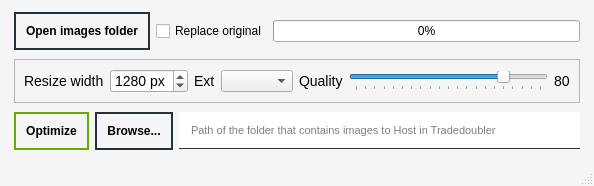
Above: look.ui from Timmyway/image-optimizer before the change. Below: the same form after it.
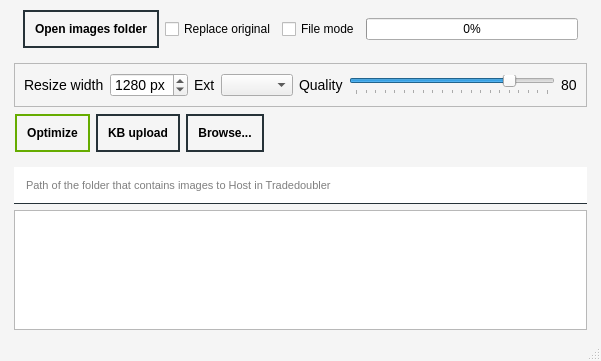
That is the form after the change.

Commit message: Version for Kontiki. Add upload to kitbuilder

```diff
--- a/look.ui
+++ b/look.ui
@@ -6,8 +6,8 @@
    <rect>
     <x>0</x>
     <y>0</y>
-    <width>594</width>
-    <height>186</height>
+    <width>601</width>
+    <height>361</height>
    </rect>
   </property>
   <property name="windowTitle">
@@ -99,79 +99,91 @@
       <property name="bottomMargin">
        <number>0</number>
       </property>
-      <item row="0" column="0">
-       <layout class="QHBoxLayout" name="horizontalLayout_3">
-        <property name="topMargin">
-         <number>0</number>
+      <item row="3" column="0" alignment="Qt::AlignLeft">
+       <widget class="QFrame" name="hFrameAction">
+        <property name="sizePolicy">
+         <sizepolicy hsizetype="Preferred" vsizetype="Fixed">
+          <horstretch>0</horstretch>
+          <verstretch>0</verstretch>
+         </sizepolicy>
         </property>
-        <item>
-         <widget class="QPushButton" name="btnBrowseFolder">
-          <property name="text">
-           <string>Open images folder</string>
-          </property>
-         </widget>
-        </item>
-        <item>
-         <widget class="QCheckBox" name="chkReplaceSource">
-          <property name="text">
-           <string>Replace original</string>
-          </property>
-          <property name="checked">
-           <bool>false</bool>
-          </property>
-         </widget>
-        </item>
-        <item>
-         <widget class="QProgressBar" name="progressBar">
-          <property name="value">
-           <number>0</number>
-          </property>
-          <property name="textVisible">
-           <bool>true</bool>
-          </property>
-          <property name="orientation">
-           <enum>Qt::Horizontal</enum>
-          </property>
-          <property name="invertedAppearance">
-           <bool>false</bool>
-          </property>
-          <property name="textDirection">
-           <enum>QProgressBar::TopToBottom</enum>
-          </property>
-         </widget>
-        </item>
-       </layout>
+        <layout class="QHBoxLayout" name="horizontalLayout">
+         <property name="leftMargin">
+          <number>1</number>
+         </property>
+         <property name="topMargin">
+          <number>1</number>
+         </property>
+         <item>
+          <widget class="QPushButton" name="btnOptimize">
+           <property name="sizePolicy">
+            <sizepolicy hsizetype="Maximum" vsizetype="Fixed">
+             <horstretch>0</horstretch>
+             <verstretch>0</verstretch>
+            </sizepolicy>
+           </property>
+           <property name="text">
+            <string>Optimize</string>
+           </property>
+          </widget>
+         </item>
+         <item>
+          <widget class="QPushButton" name="btnKbUpload">
+           <property name="sizePolicy">
+            <sizepolicy hsizetype="Maximum" vsizetype="Fixed">
+             <horstretch>0</horstretch>
+             <verstretch>0</verstretch>
+            </sizepolicy>
+           </property>
+           <property name="text">
+            <string>KB upload</string>
+           </property>
+          </widget>
+         </item>
+         <item>
+          <widget class="QPushButton" name="btnBrowseImageFolder">
+           <property name="sizePolicy">
+            <sizepolicy hsizetype="Maximum" vsizetype="Fixed">
+             <horstretch>0</horstretch>
+             <verstretch>0</verstretch>
+            </sizepolicy>
+           </property>
+           <property name="text">
+            <string>Browse...</string>
+           </property>
+          </widget>
+         </item>
+         <item>
+          <widget class="QFrame" name="horizontalFrame">
+           <property name="sizePolicy">
+            <sizepolicy hsizetype="Fixed" vsizetype="Fixed">
+             <horstretch>0</horstretch>
+             <verstretch>0</verstretch>
+            </sizepolicy>
+           </property>
+           <layout class="QHBoxLayout" name="horizontalLayout_4">
+            <property name="rightMargin">
+             <number>5</number>
+            </property>
+           </layout>
+          </widget>
+         </item>
+        </layout>
+       </widget>
       </item>
-      <item row="3" column="0">
-       <layout class="QHBoxLayout" name="horizontalLayout">
-        <property name="leftMargin">
+      <item row="6" column="0">
+       <layout class="QGridLayout" name="gridLayout">
+        <property name="bottomMargin">
          <number>0</number>
         </property>
-        <property name="topMargin">
-         <number>0</number>
-        </property>
-        <item>
-         <widget class="QPushButton" name="btnOptimize">
-          <property name="sizePolicy">
-           <sizepolicy hsizetype="Minimum" vsizetype="Fixed">
-            <horstretch>0</horstretch>
-            <verstretch>0</verstretch>
-           </sizepolicy>
-          </property>
-          <property name="text">
-           <string>Optimize</string>
-          </property>
-         </widget>
-        </item>
-        <item>
-         <widget class="QPushButton" name="btnBrowseImageFolder">
-          <property name="text">
-           <string>Browse...</string>
-          </property>
-         </widget>
-        </item>
-        <item>
+        <item row="0" column="0">
          <widget class="QLineEdit" name="formImageFolder">
+          <property name="sizePolicy">
+           <sizepolicy hsizetype="Preferred" vsizetype="Minimum">
+            <horstretch>0</horstretch>
+            <verstretch>0</verstretch>
+           </sizepolicy>
+          </property>
           <property name="placeholderText">
            <string>Path of the folder that contains images to Host in Tradedoubler</string>
           </property>
@@ -180,6 +192,28 @@
           </property>
          </widget>
         </item>
+        <item row="1" column="0">
+         <widget class="QListWidget" name="listWidgetImages">
+          <property name="sizeAdjustPolicy">
+           <enum>QAbstractScrollArea::AdjustIgnored</enum>
+          </property>
+          <property name="tabKeyNavigation">
+           <bool>true</bool>
+          </property>
+          <property name="dragDropMode">
+           <enum>QAbstractItemView::DragDrop</enum>
+          </property>
+          <property name="selectionMode">
+           <enum>QAbstractItemView::MultiSelection</enum>
+          </property>
+          <property name="flow">
+           <enum>QListView::TopToBottom</enum>
+          </property>
+          <property name="resizeMode">
+           <enum>QListView::Adjust</enum>
+          </property>
+         </widget>
+        </item>
        </layout>
       </item>
       <item row="1" column="0">
@@ -191,9 +225,9 @@
          <number>0</number>
         </property>
         <item>
-         <widget class="QFrame" name="horizontalFrame">
+         <widget class="QFrame" name="hFrameOption2">
           <property name="sizePolicy">
-           <sizepolicy hsizetype="Expanding" vsizetype="Maximum">
+           <sizepolicy hsizetype="Expanding" vsizetype="Fixed">
             <horstretch>0</horstretch>
             <verstretch>0</verstretch>
            </sizepolicy>
@@ -307,6 +341,67 @@
         </item>
        </layout>
       </item>
+      <item row="0" column="0">
+       <widget class="QFrame" name="hFrameOption1">
+        <property name="sizePolicy">
+         <sizepolicy hsizetype="Preferred" vsizetype="Fixed">
+          <horstretch>0</horstretch>
+          <verstretch>0</verstretch>
+         </sizepolicy>
+        </property>
+        <layout class="QHBoxLayout" name="horizontalLayout_3">
+         <property name="topMargin">
+          <number>1</number>
+         </property>
+         <item>
+          <widget class="QPushButton" name="btnBrowseFolder">
+           <property name="text">
+            <string>Open images folder</string>
+           </property>
+          </widget>
+         </item>
+         <item>
+          <widget class="QCheckBox" name="chkReplaceSource">
+           <property name="text">
+            <string>Replace original</string>
+           </property>
+           <property name="checked">
+            <bool>false</bool>
+           </property>
+          </widget>
+         </item>
+         <item>
+          <widget class="QCheckBox" name="chkFileMode">
+           <property name="text">
+            <string>File mode</string>
+           </property>
+           <property name="checked">
+            <bool>false</bool>
+           </property>
+          </widget>
+         </item>
+         <item>
+          <widget class="QProgressBar" name="progressBar">
+           <property name="value">
+            <number>0</number>
+           </property>
+           <property name="textVisible">
+            <bool>true</bool>
+           </property>
+           <property name="orientation">
+            <enum>Qt::Horizontal</enum>
+           </property>
+           <property name="invertedAppearance">
+            <bool>false</bool>
+           </property>
+           <property name="textDirection">
+            <enum>QProgressBar::TopToBottom</enum>
+           </property>
+          </widget>
+         </item>
+        </layout>
+       </widget>
+      </item>
      </layout>
     </item>
    </layout>
```
Left out of the diff: 6 changed lines with no effect on the pictures. The commit also changes 6 other files.
